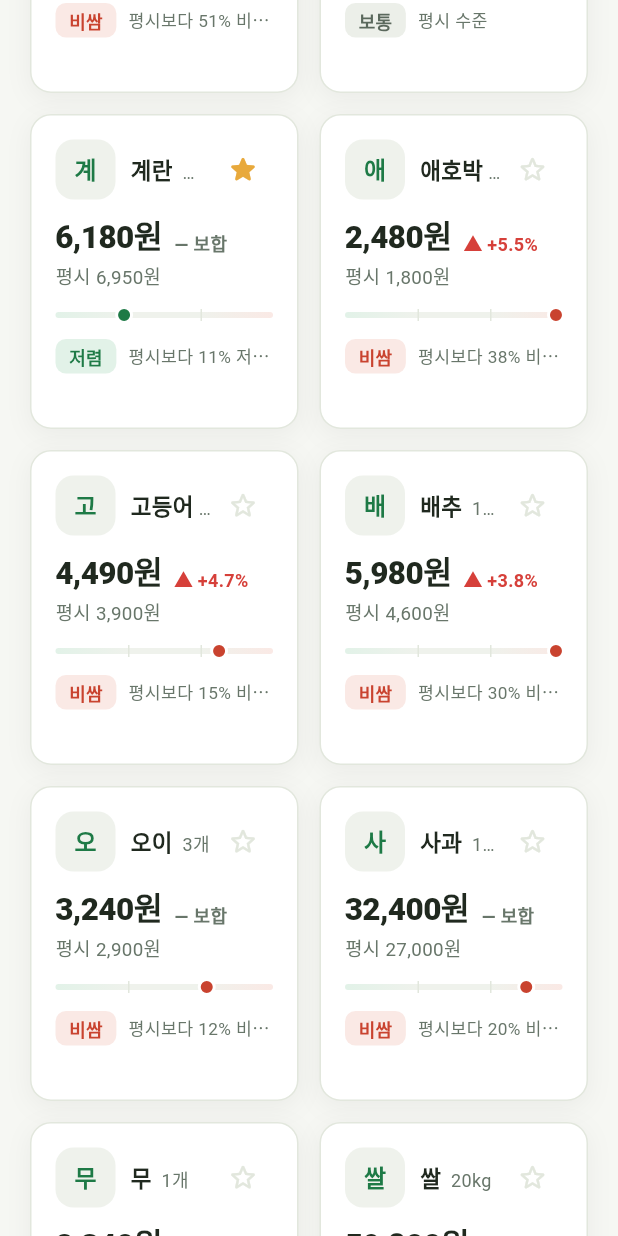
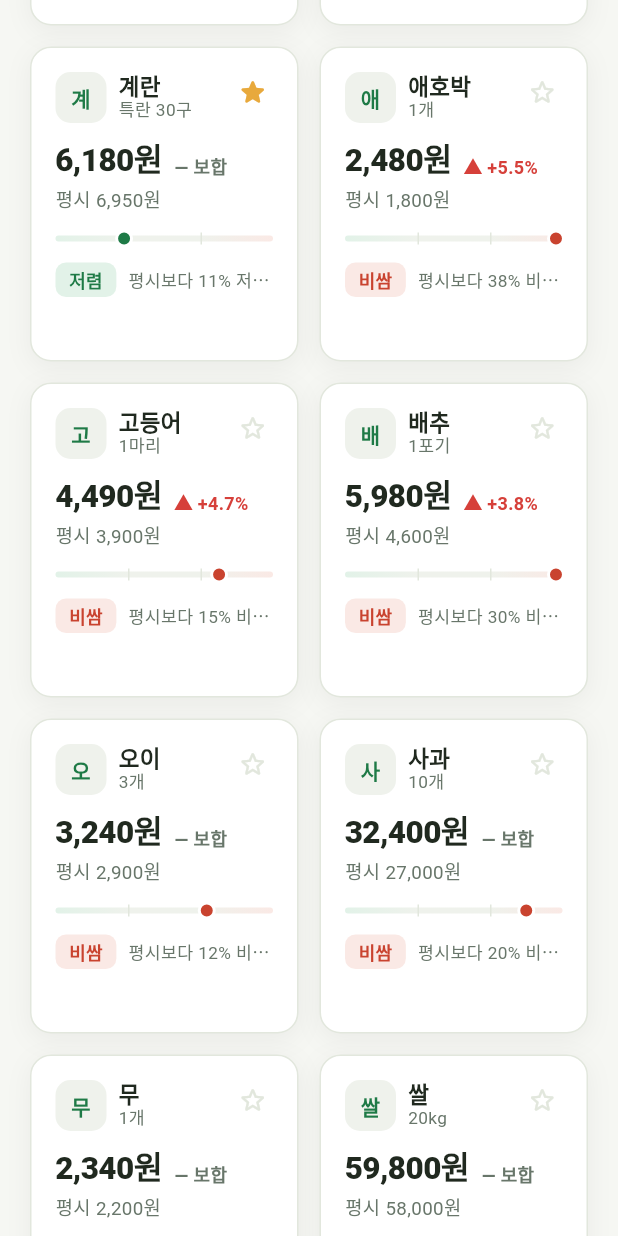
Before and after one commit to Raccoon97/MulgaAlerts, a Flutter app: the screen it shows after launch, scrolled down 576 dp, after a tap on the "star outline" icon, on a phone screen of 412 x 824 dp. Run offline on Flutter 3.47's test engine with Material 3 defaults, Android fonts, the phone set to English and light mode, and no system bars; our stand-ins replace fl_chart; network calls fail; Roboto replaces fonts that are missing (Pretendard).

Commit message:
fix: 모바일 가독성 개선
- 카드 헤더: 품목명·단위 세로 2줄 배치로 말줄임 제거,
  긴 이름은 자동 축소로 전체 표시 (방울토마토 등)
- 판정 칩(사면 좋은/기다리면 좋은): 화면 폭 무관 항상 한 줄 고정
- 아이콘·즐겨찾기 버튼 축소로 카드 공간 확보

```diff
--- a/app/lib/screens/home_screen.dart
+++ b/app/lib/screens/home_screen.dart
@@ -260,17 +260,28 @@ class _HomeScreenState extends State<HomeScreen> {
               _stat('▲ 상승', rise, c.up),
               _stat('▼ 하락', fall, c.down),
               _stat('— 보합', flat, c.ink),
-              _verdictChip(
+            ],
+          ),
+          const SizedBox(height: 8),
+          // 판정 칩 2개는 화면 폭과 무관하게 항상 한 줄 유지
+          Row(
+            children: [
+              Expanded(
+                child: _verdictChip(
                   '● 지금 사면 좋은 품목 $cheap개',
                   Verdict.cheap,
                   fg: c.cheap,
                   bg: c.cheapBg,
                 ),
-              _verdictChip(
+              ),
+              const SizedBox(width: 8),
+              Expanded(
+                child: _verdictChip(
                   '● 기다리면 좋은 품목 $pricey개',
                   Verdict.pricey,
                   fg: c.pricey,
                   bg: c.priceyBg,
+                ),
               ),
             ],
           ),
@@ -321,18 +332,24 @@ class _HomeScreenState extends State<HomeScreen> {
       borderRadius: BorderRadius.circular(999),
       onTap: () => setState(() => _verdictFilter = selected ? null : verdict),
       child: Container(
-        padding: const EdgeInsets.symmetric(horizontal: 12, vertical: 8),
+        padding: const EdgeInsets.symmetric(horizontal: 10, vertical: 8),
+        alignment: Alignment.center,
         decoration: BoxDecoration(
           color: bg,
           borderRadius: BorderRadius.circular(999),
           border: Border.all(color: selected ? fg : Colors.transparent),
         ),
+        // 좁은 화면에서는 글자를 줄여서라도 줄바꿈 없이 한 줄 유지
+        child: FittedBox(
+          fit: BoxFit.scaleDown,
           child: Text(
             label,
+            maxLines: 1,
             style: TextStyle(
               fontSize: 12.5,
               fontWeight: FontWeight.w700,
               color: fg,
+            ),
           ),
         ),
       ),
--- a/app/lib/widgets/item_card.dart
+++ b/app/lib/widgets/item_card.dart
@@ -49,56 +49,76 @@ class ItemCard extends StatelessWidget {
       child: Column(
         crossAxisAlignment: CrossAxisAlignment.start,
         children: [
+          // 이름·단위를 세로로 쌓아 좁은 화면에서도 말줄임 없이 표시
           Row(
+            crossAxisAlignment: CrossAxisAlignment.start,
             children: [
               Container(
-                width: 40,
-                height: 40,
+                width: 34,
+                height: 34,
                 alignment: Alignment.center,
                 decoration: BoxDecoration(
                   color: c.surface2,
-                  borderRadius: BorderRadius.circular(12),
+                  borderRadius: BorderRadius.circular(10),
                 ),
                 child: Text(
                   item.name.characters.first,
                   style: TextStyle(
-                    fontSize: 16,
+                    fontSize: 14,
                     fontWeight: FontWeight.w800,
                     color: c.accent,
                   ),
                 ),
               ),
-              const SizedBox(width: 10),
+              const SizedBox(width: 8),
               Expanded(
-                child: Text.rich(
-                  TextSpan(
+                child: Column(
+                  crossAxisAlignment: CrossAxisAlignment.start,
                   children: [
-                      TextSpan(
-                        text: item.name,
+                    // 긴 이름(방울토마토 등)은 글자를 줄여서라도 전체 표시
+                    Align(
+                      alignment: Alignment.centerLeft,
+                      child: FittedBox(
+                        fit: BoxFit.scaleDown,
+                        child: Text(
+                          item.name,
+                          maxLines: 1,
                           style: TextStyle(
                             fontSize: 15,
                             fontWeight: FontWeight.w700,
                             color: c.ink,
+                            height: 1.15,
                           ),
                         ),
-                      TextSpan(
-                        text: '  ${item.unit}',
-                        style: TextStyle(fontSize: 12, color: c.muted),
+                      ),
+                    ),
+                    const SizedBox(height: 1),
+                    Text(
+                      item.unit,
+                      maxLines: 1,
+                      overflow: TextOverflow.ellipsis,
+                      style: TextStyle(
+                        fontSize: 11.5,
+                        color: c.muted,
+                        height: 1.15,
+                      ),
                     ),
                   ],
                 ),
-                  overflow: TextOverflow.ellipsis,
               ),
+              InkWell(
+                onTap: onToggleFavorite,
+                borderRadius: BorderRadius.circular(8),
+                child: Padding(
+                  padding: const EdgeInsets.all(3),
+                  child: Icon(
+                    isFavorite
+                        ? Icons.star_rounded
+                        : Icons.star_outline_rounded,
+                    size: 21,
+                    color: isFavorite ? c.star : c.line,
+                    semanticLabel: isFavorite ? '즐겨찾기 해제' : '즐겨찾기 추가',
                   ),
-              IconButton(
-                onPressed: onToggleFavorite,
-                visualDensity: VisualDensity.compact,
-                padding: EdgeInsets.zero,
-                tooltip: isFavorite ? '즐겨찾기 해제' : '즐겨찾기 추가',
-                icon: Icon(
-                  isFavorite ? Icons.star_rounded : Icons.star_outline_rounded,
-                  size: 22,
-                  color: isFavorite ? c.star : c.line,
                 ),
               ),
             ],
```
Lines whose indentation alone changed are shown as unchanged.
